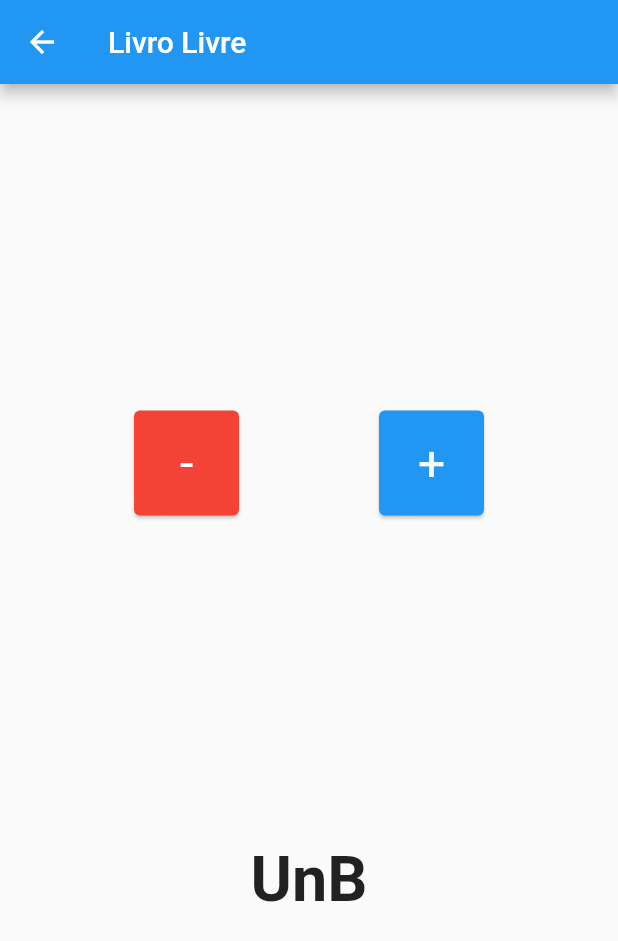
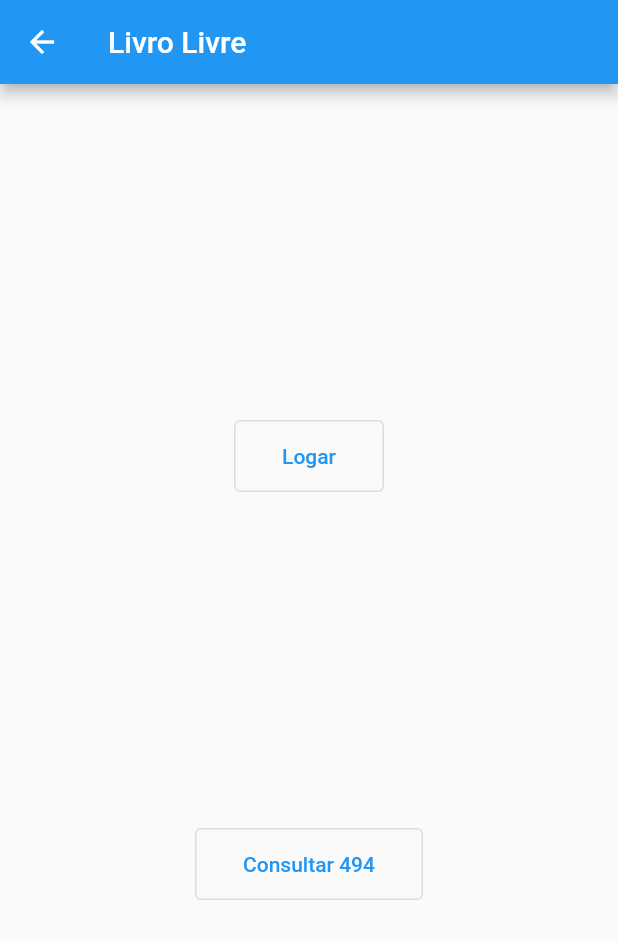
Before and after one commit to Livro-Livre/mobile-app, a Flutter app: the DashboardView screen opened by its route, on a phone screen of 412 x 824 dp. Shown: the top 941 px of the screen. Run offline on Flutter 3.47's test engine with Material 2 defaults, Android fonts, the phone set to English and light mode, and no system bars; our stand-ins replace get; missing offline and left inert: mobile_scanner.

Commit message:
add koha login and query item id

```diff
--- a/lib/dashboard/dashboard_controller.dart
+++ b/lib/dashboard/dashboard_controller.dart
@@ -1,5 +1,9 @@
 import 'package:get/get.dart';
+import 'package:livro_livre/api/koha_api.dart';
 
 class DashboardController extends GetxController {
   String? title = 'Livro Livre';
+  String? itemType;
+  KohaAPI kohaApi;
+  DashboardController(this.kohaApi);
 }
--- a/lib/dashboard/dashboard_view.dart
+++ b/lib/dashboard/dashboard_view.dart
@@ -1,7 +1,6 @@
 import 'package:flutter/material.dart';
 import 'package:get/get.dart';
 import 'package:livro_livre/dashboard/dashboard_controller.dart';
-import 'package:livro_livre/widgets/lbutton.dart';
 
 class DashboardView extends GetView<DashboardController> {
   const DashboardView({Key? key}) : super(key: key);
@@ -16,26 +15,23 @@ class DashboardView extends GetView<DashboardController> {
         child: Column(
           mainAxisAlignment: MainAxisAlignment.spaceEvenly,
           children: [
-            Row(
-              mainAxisAlignment: MainAxisAlignment.spaceEvenly,
-              children: const <Widget>[
-                LButton(
-                  title: '-',
-                  color: Colors.red,
-                ),
-                LButton(
-                  title: '+',
-                  color: Colors.blue,
-                ),
-              ],
+            OutlinedButton(
+              onPressed: () async => controller.kohaApi.login(),
+              child: const Padding(
+                padding: EdgeInsets.all(16.0),
+                child: Text('Logar'),
+              ),
             ),
-            const Text(
-              'UnB',
-              style: TextStyle(
-                fontSize: 42,
-                fontWeight: FontWeight.bold,
+            OutlinedButton(
+              onPressed: () async {
+                Map<String, dynamic> res = await controller.kohaApi.getItem(494);
+                print(res);
+              },
+              child: const Padding(
+                padding: EdgeInsets.all(16.0),
+                child: Text('Consultar 494'),
               ),
-            )
+            ),
           ],
         ),
       ),
--- a/pubspec.yaml
+++ b/pubspec.yaml
@@ -31,6 +31,7 @@ dependencies:
     sdk: flutter
   get: ^4.6.5
   mobile_scanner: 1.1.2
+  http: ^0.13.5
 
   # The following adds the Cupertino Icons font to your application.
   # Use with the CupertinoIcons class for iOS style icons.
```
Also changed, not shown: lib/api/koha_api.dart (added, +44 -0 lines), lib/dashboard/dashboard_binding.dart (+6 -1 lines), lib/qr_scan/qr_scan.dart (+119 -118 lines), pubspec.lock, 4 other files.
